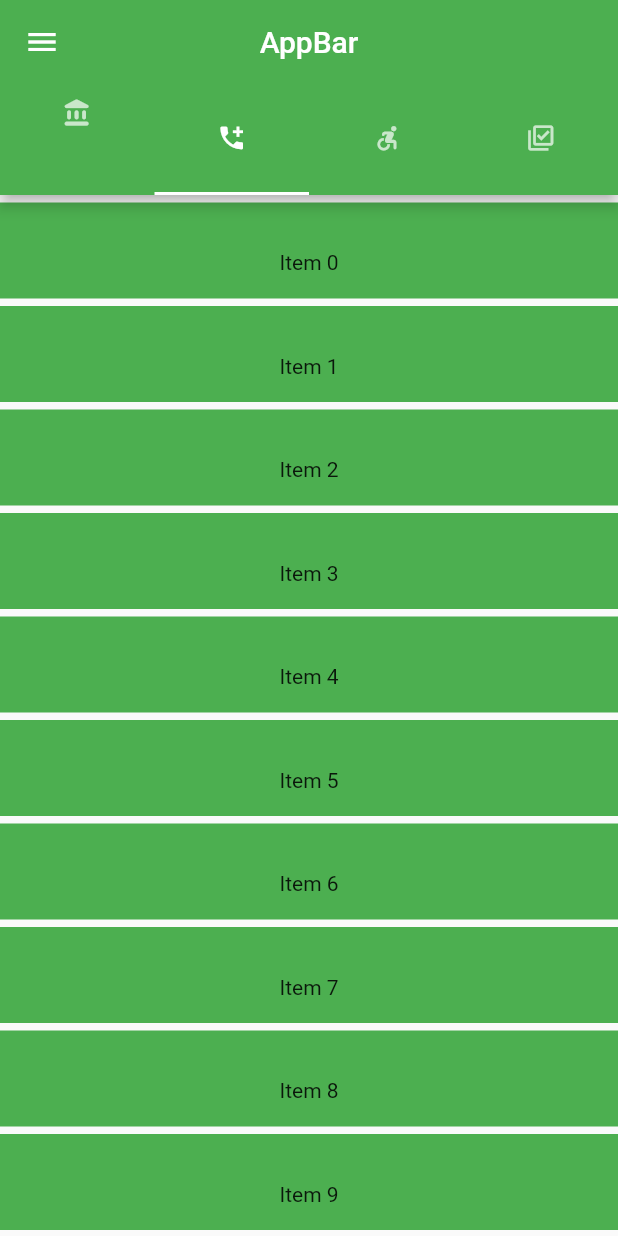
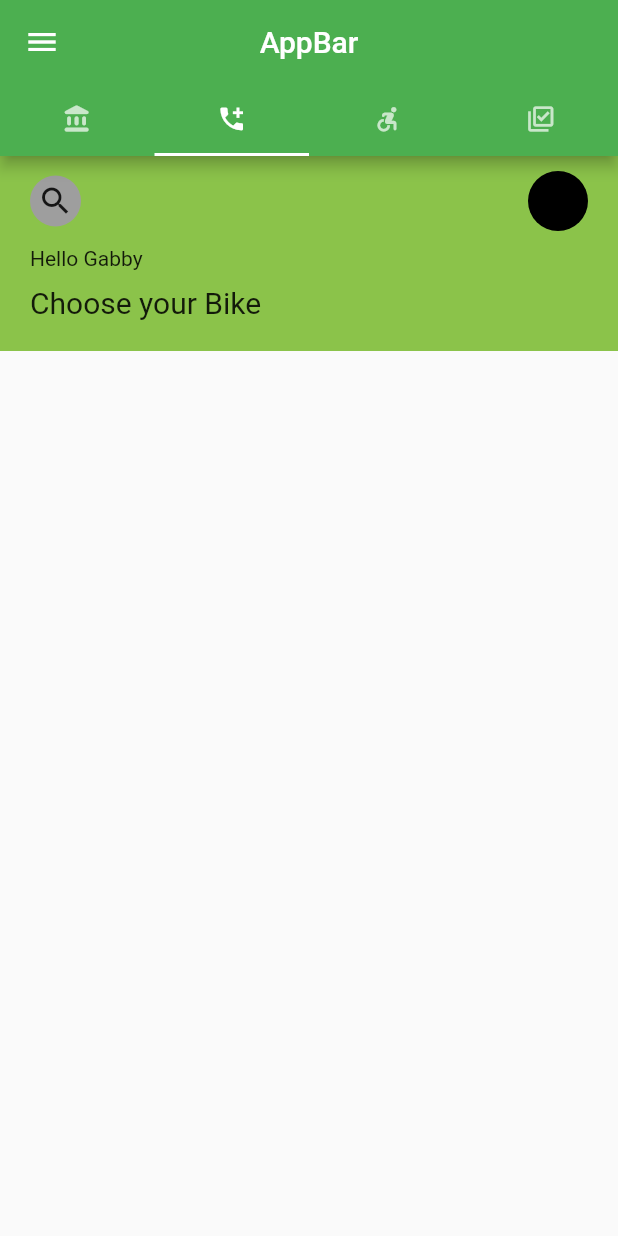
Before and after one commit to njoroge-kelvin/List-UI-App, a Flutter app: the ListApp screen opened by its route, tab 2 chosen, on a phone screen of 412 x 824 dp. Run offline on Flutter 3.47's test engine with Material 2 defaults, Android fonts, the phone set to English and light mode, and no system bars; our stand-ins replace firebase_auth, firebase_core, image_picker, modal_progress_hud_nsn; accounts and stored records are empty; network calls fail.

```diff
--- a/lib/MainApp.dart
+++ b/lib/MainApp.dart
@@ -14,8 +14,7 @@ final List<Menu> value = <Menu>[
   Menu(day: 'Thursday'),
 ];
 
-// final _newList = List<int>.generate(100, (i) => i + 10);
-
+List items = List.generate(100, (index) => 'item: $index');
 
 const TextStyle menuStyle = TextStyle(color: Colors.black, fontSize: 13.0);
 
@@ -42,7 +41,6 @@ class ListApp extends StatefulWidget {
 }
 
 class _ListAppState extends State<ListApp> {
-  String _selectedMenu = '';
 
 
   @override
@@ -76,48 +74,9 @@ class _ListAppState extends State<ListApp> {
           appBar: AppBar(
             centerTitle: true,
             title: Text('AppBar'),
-            bottom: TabBar(tabs: [
+            bottom: TabBar(tabs: const[
               Tab(
                 icon: Icon(size: 20.0, Icons.account_balance_rounded),
-                child: PopupMenuButton(
-                  onSelected: (Menu value) {
-                    setState(() {
-                      _selectedMenu = value.day;
-                    });
-                    //     ),),
-                  },
-                  itemBuilder: (BuildContext context) => <PopupMenuItem<Menu>>[
-                    PopupMenuItem<Menu>(
-                      child: Text(
-                        '${value.length}',
-                        style: menuStyle,
-                      ),
-                    ),
-                    PopupMenuItem<Menu>(
-                      value: value.last,
-                      child: Text(
-                        'Tuesday',
-                        style: menuStyle,
-                      ),
-                    ),
-                    PopupMenuItem<Menu>(
-                      value: value.single,
-                      child: Text(
-                        '${value.length}',
-                        style: menuStyle,
-                      ),
-                    ),
-                  ],
-                  child: Row(
-                    children: [
-                      Text(_selectedMenu),
-                      Icon(
-                        Icons.keyboard_arrow_down,
-                        color: Theme.of(context).primaryColor,
-                      )
-                    ],
-                  ),
-                ),
               ),
               Tab(
                 icon: Icon(size: 20.0, Icons.add_call),
@@ -132,38 +91,50 @@ class _ListAppState extends State<ListApp> {
           ),
           body: TabBarView(children: [
 
-            ListView(scrollDirection: Axis.vertical, children: [
-              for (var i = 0; i < 101; i++)
-                Container(
-                  color: Colors.white,
-                  child: Padding(
-                    padding: EdgeInsets.all(16.0),
-                    child: Center(child: Text('Item $i')),
-                  ),
-                ),
-            ]),
-            ListView(scrollDirection: Axis.vertical, children: [
-              for (var i = 0; i < 101; i++)
+            ListView.builder(
+                itemCount: 100,
+                prototypeItem: ListTile(leading: Icon(Icons.accessibility_rounded), trailing: Icon(Icons.airplane_ticket_rounded),title: Text(items.first),),
+                itemBuilder: (context, index){
+                  return ListTile(title: Text(items[index]),);
+                }),
             Column(
               children: [
-                    SizedBox(
-                      height: 5.0,
-                    ),
                 Container(
-                      color: Colors.green,
+                  padding: EdgeInsets.symmetric(horizontal: 20, vertical: 10),
+                  width: MediaQuery.of(context).size.width,
+                  height: 130,
+                  color: Colors.lightGreen,
                   child: Column(
                     children: [
-                          Text(_selectedMenu),
-                          Padding(
-                            padding: EdgeInsets.all(16.0),
-                            child: Center(child: Text('Item $i')),
+                      Row(
+                        mainAxisAlignment: MainAxisAlignment.spaceBetween,
+                        children: [
+                          Container(
+                              decoration: BoxDecoration(color: Colors.grey, borderRadius: BorderRadius.circular(50)),
+                              padding: EdgeInsets.all(5),
+                              child: Icon(Icons.search)),
+                          CircleAvatar(backgroundColor: Colors.black,)
+                        ],
+                      ),
+                      SizedBox(height: 10),
+                      Row(
+                        mainAxisAlignment: MainAxisAlignment.start,
+                        children: const[
+                          Text('Hello Gabby'),
+                        ],
+                      ),
+                      SizedBox(height: 10,),
+                      Row(
+                        mainAxisAlignment: MainAxisAlignment.start,
+                        children: const[
+                          Text('Choose your Bike', style: TextStyle(fontSize: 20, color: Colors.black87),)
+                        ],
                       ),
                     ],
                   ),
-                    ),
+                )
               ],
             ),
-            ]),
             ListView(scrollDirection: Axis.vertical, children: [
               for (var i = 0; i < 101; i++)
                 Padding(
```
Lines whose indentation alone changed are shown as unchanged.
